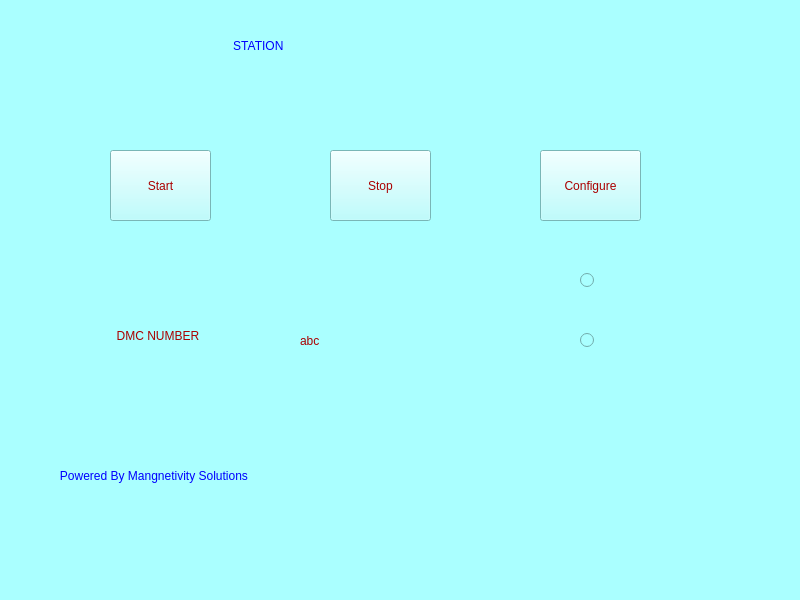
This is screencapturemain.ui in jayantsatkar/BoosterPressingVideoCapture as Qt 5 draws it before an edit. The edited form follows.
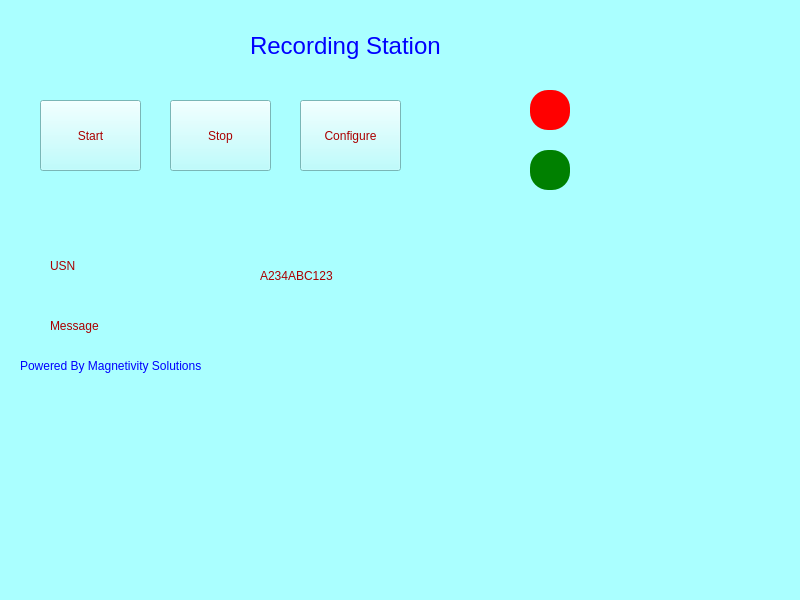
This is the edited form.

Commit message: LED and Screen Design

What changed in the file:
```diff
--- a/screencapturemain.ui
+++ b/screencapturemain.ui
@@ -10,6 +10,12 @@
     <height>600</height>
    </rect>
   </property>
+  <property name="minimumSize">
+   <size>
+    <width>800</width>
+    <height>600</height>
+   </size>
+  </property>
   <property name="maximumSize">
    <size>
     <width>800</width>
@@ -26,8 +32,8 @@
    <widget class="QPushButton" name="BtnConfig">
     <property name="geometry">
      <rect>
-      <x>540</x>
-      <y>150</y>
+      <x>300</x>
+      <y>100</y>
       <width>101</width>
       <height>71</height>
      </rect>
@@ -43,25 +49,33 @@
    <widget class="QLabel" name="lblStation">
     <property name="geometry">
      <rect>
-      <x>160</x>
+      <x>250</x>
       <y>20</y>
-      <width>281</width>
+      <width>211</width>
       <height>51</height>
      </rect>
     </property>
+    <property name="font">
+     <font>
+      <family>Segoe UI</family>
+      <pointsize>18</pointsize>
+      <italic>false</italic>
+      <bold>false</bold>
+     </font>
+    </property>
     <property name="styleSheet">
      <string notr="true">font: 18pt &quot;Segoe UI&quot;;
 color: rgb(0, 0, 255);</string>
     </property>
     <property name="text">
-     <string>                      STATION</string>
+     <string>Recording Station</string>
     </property>
    </widget>
    <widget class="QPushButton" name="BtnStart">
     <property name="geometry">
      <rect>
-      <x>110</x>
-      <y>150</y>
+      <x>40</x>
+      <y>100</y>
       <width>101</width>
       <height>71</height>
      </rect>
@@ -78,8 +92,8 @@
    <widget class="QPushButton" name="BtnStop">
     <property name="geometry">
      <rect>
-      <x>330</x>
-      <y>150</y>
+      <x>170</x>
+      <y>100</y>
       <width>101</width>
       <height>71</height>
      </rect>
@@ -96,9 +110,9 @@
    <widget class="QLabel" name="lblDMCNo">
     <property name="geometry">
      <rect>
-      <x>110</x>
-      <y>320</y>
-      <width>151</width>
+      <x>50</x>
+      <y>250</y>
+      <width>51</width>
       <height>31</height>
      </rect>
     </property>
@@ -107,15 +121,15 @@
 font: 14pt &quot;Segoe UI&quot;;</string>
     </property>
     <property name="text">
-     <string>  DMC NUMBER</string>
+     <string>USN</string>
     </property>
    </widget>
    <widget class="QLabel" name="lblPow">
     <property name="geometry">
      <rect>
-      <x>50</x>
-      <y>460</y>
-      <width>431</width>
+      <x>20</x>
+      <y>350</y>
+      <width>231</width>
       <height>31</height>
      </rect>
     </property>
@@ -124,40 +138,14 @@
 font: 11pt &quot;Segoe UI&quot;;</string>
     </property>
     <property name="text">
-     <string>   Powered By Mangnetivity Solutions</string>
+     <string>Powered By Magnetivity Solutions</string>
     </property>
    </widget>
-   <widget class="QRadioButton" name="radioBtnoption1">
+   <widget class="QLabel" name="lblUSNText">
     <property name="geometry">
      <rect>
-      <x>580</x>
-      <y>270</y>
-      <width>92</width>
-      <height>20</height>
-     </rect>
-    </property>
-    <property name="text">
-     <string/>
-    </property>
-   </widget>
-   <widget class="QRadioButton" name="radioBtnoption2">
-    <property name="geometry">
-     <rect>
-      <x>580</x>
-      <y>330</y>
-      <width>92</width>
-      <height>20</height>
-     </rect>
-    </property>
-    <property name="text">
-     <string/>
-    </property>
-   </widget>
-   <widget class="QLabel" name="lblDMCNo_2">
-    <property name="geometry">
-     <rect>
-      <x>300</x>
-      <y>325</y>
+      <x>260</x>
+      <y>260</y>
       <width>131</width>
       <height>31</height>
      </rect>
@@ -167,7 +155,80 @@
 color: rgb(170, 0, 0);</string>
     </property>
     <property name="text">
-     <string>abc</string>
+     <string>A234ABC123</string>
+    </property>
+   </widget>
+   <widget class="QLabel" name="lblMessage">
+    <property name="geometry">
+     <rect>
+      <x>50</x>
+      <y>310</y>
+      <width>511</width>
+      <height>31</height>
+     </rect>
+    </property>
+    <property name="styleSheet">
+     <string notr="true">color: rgb(170, 0, 0);
+font: 14pt &quot;Segoe UI&quot;;</string>
+    </property>
+    <property name="text">
+     <string>Message</string>
+    </property>
+   </widget>
+   <widget class="QLabel" name="ledRed">
+    <property name="geometry">
+     <rect>
+      <x>530</x>
+      <y>90</y>
+      <width>40</width>
+      <height>40</height>
+     </rect>
+    </property>
+    <property name="minimumSize">
+     <size>
+      <width>40</width>
+      <height>40</height>
+     </size>
+    </property>
+    <property name="maximumSize">
+     <size>
+      <width>40</width>
+      <height>40</height>
+     </size>
+    </property>
+    <property name="styleSheet">
+     <string notr="true">QLabel {
+    background-color: red;
+    border-radius: 18px;
+}</string>
+    </property>
+   </widget>
+   <widget class="QLabel" name="ledGreen">
+    <property name="geometry">
+     <rect>
+      <x>530</x>
+      <y>150</y>
+      <width>40</width>
+      <height>40</height>
+     </rect>
+    </property>
+    <property name="minimumSize">
+     <size>
+      <width>40</width>
+      <height>40</height>
+     </size>
+    </property>
+    <property name="maximumSize">
+     <size>
+      <width>40</width>
+      <height>40</height>
+     </size>
+    </property>
+    <property name="styleSheet">
+     <string notr="true">QLabel {
+    background-color: green;
+    border-radius: 18px;
+}</string>
     </property>
    </widget>
   </widget>
```
Left out of the diff: 3 changed lines with no effect on the pictures. The commit also changes 1 other file.
